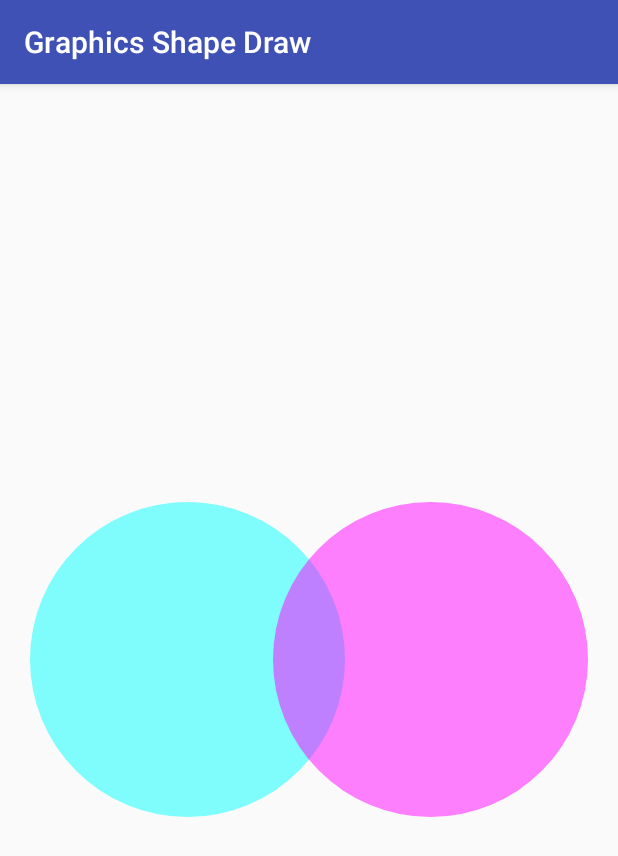
After one commit to YershovAleksandr/Android_023, an Android app: the ShapeDrawActivity screen opened directly, with no data from a screen before it, on a phone screen of 412 x 824 dp. The commit adds this screen. Shown: the top 856 px of the screen. Run offline under Robolectric (Android 15) with nearby library versions, the phone set to English and light mode, and no system bars.

Commit message:
Graphics Shape Draw complete

```diff
--- a/app/src/main/AndroidManifest.xml
+++ b/app/src/main/AndroidManifest.xml
@@ -25,6 +25,7 @@
         <activity android:name=".GraphicsCanvasBubbleSurfaceView" android:label="@string/app_graphicscanvasbubblesv" />
         <activity android:name=".GraphicsFrameAnimationActivity" android:label="@string/app_graphicsframeanimation" />
         <activity android:name=".GraphicsPaintActivity" android:label="@string/app_graphicspaint" />
+        <activity android:name=".ShapeDrawActivity" android:label="@string/app_graphicshapedraw" />
     </application>
 
 </manifest>
--- a/app/src/main/java/nam/com/mylabapplication/MainActivity.java
+++ b/app/src/main/java/nam/com/mylabapplication/MainActivity.java
@@ -91,6 +91,14 @@ public class MainActivity extends AppCompatActivity {
             }
         });
 
+        Button mButton7 = findViewById(R.id.button7);
+        mButton7.setOnClickListener(new View.OnClickListener() {
+            @Override
+            public void onClick(View v) {
+                startActivity(new Intent(getBaseContext(), ShapeDrawActivity.class));
+            }
+        });
+
 
     }
 
--- /dev/null
+++ b/app/src/main/java/nam/com/mylabapplication/ShapeDrawActivity.java
@@ -0,0 +1,67 @@
+package nam.com.mylabapplication;
+
+import android.graphics.Color;
+import android.graphics.drawable.ShapeDrawable;
+import android.graphics.drawable.shapes.OvalShape;
+import android.os.Bundle;
+import android.support.v7.app.AppCompatActivity;
+import android.widget.ImageView;
+import android.widget.RelativeLayout;
+
+public class ShapeDrawActivity extends AppCompatActivity {
+	int alpha = 127;
+
+	@Override
+	public void onCreate(Bundle savedInstanceState) {
+		super.onCreate(savedInstanceState);
+		setContentView(R.layout.graphicsshapedraw);
+
+		int width = (int) getResources().getDimension(R.dimen.image_width);
+		int height = (int) getResources().getDimension(R.dimen.image_height);
+		int padding = (int) getResources().getDimension(R.dimen.padding);
+
+		// Get container View
+		RelativeLayout rl = (RelativeLayout) findViewById(R.id.main_window);
+
+		// Create Cyan Shape
+		ShapeDrawable cyanShape = new ShapeDrawable(new OvalShape());
+		cyanShape.getPaint().setColor(Color.CYAN);
+		cyanShape.setIntrinsicHeight(height);
+		cyanShape.setIntrinsicWidth(width);
+		cyanShape.setAlpha(alpha);
+
+		// Put Cyan Shape into an ImageView
+		ImageView cyanView = new ImageView(getApplicationContext());
+		cyanView.setImageDrawable(cyanShape);
+		cyanView.setPadding(padding, padding, padding, padding);
+
+		// Specify placement of ImageView within RelativeLayout
+		RelativeLayout.LayoutParams cyanViewLayoutParams = new RelativeLayout.LayoutParams(height, width);
+		cyanViewLayoutParams.addRule(RelativeLayout.CENTER_VERTICAL);
+		cyanViewLayoutParams.addRule(RelativeLayout.ALIGN_PARENT_LEFT);
+		cyanView.setLayoutParams(cyanViewLayoutParams);
+		rl.addView(cyanView);
+
+		// Create Magenta Shape
+		ShapeDrawable magentaShape = new ShapeDrawable(new OvalShape());
+		magentaShape.getPaint().setColor(Color.MAGENTA);
+		magentaShape.setIntrinsicHeight(height);
+		magentaShape.setIntrinsicWidth(width);
+		magentaShape.setAlpha(alpha);
+
+		// Put Magenta Shape into an ImageView
+		ImageView magentaView = new ImageView(getApplicationContext());
+		magentaView.setImageDrawable(magentaShape);
+		magentaView.setPadding(padding, padding, padding, padding);
+
+		// Specify placement of ImageView within RelativeLayout
+		RelativeLayout.LayoutParams magentaViewLayoutParams = new RelativeLayout.LayoutParams(height, width);
+		magentaViewLayoutParams.addRule(RelativeLayout.CENTER_VERTICAL);
+		magentaViewLayoutParams.addRule(RelativeLayout.ALIGN_PARENT_RIGHT);
+
+		magentaView.setLayoutParams(magentaViewLayoutParams);
+
+		rl.addView(magentaView);
+
+	}
+}
--- /dev/null
+++ b/app/src/main/res/layout/graphicsshapedraw.xml
@@ -0,0 +1,8 @@
+<?xml version="1.0" encoding="utf-8"?>
+<RelativeLayout xmlns:android="http://schemas.android.com/apk/res/android"
+    android:id="@+id/main_window"
+    android:layout_width="match_parent"
+    android:layout_height="match_parent"
+ >
+
+</RelativeLayout>
--- a/app/src/main/res/values/dimens.xml
+++ b/app/src/main/res/values/dimens.xml
@@ -6,4 +6,5 @@
     <dimen name="image_width">250dp</dimen>
     <dimen name="image_height">250dp</dimen>
     <dimen name="image_height2">200dp</dimen>
+    <dimen name="padding">20dp</dimen>
 </resources>
--- a/app/src/main/res/values/strings.xml
+++ b/app/src/main/res/values/strings.xml
@@ -10,6 +10,7 @@
     <string name="app_graphicscanvasbubblesv">Graphics Canvas Surface View</string>
     <string name="app_graphicsframeanimation">Graphics Frame Animation</string>
     <string name="app_graphicspaint">Graphics Paint Activity</string>
+    <string name="app_graphicshapedraw">Graphics Shape Draw</string>
 
     <string name="btn_txt_1">Graphics Bubble Program</string>
     <string name="btn_txt_2">Graphics Bubble Xml</string>
@@ -18,7 +19,7 @@
     <string name="btn_txt_5">Graphics Frame Animation</string>
 
     <string name="btn_txt_6">Graphics Paint</string>
-    <string name="btn_txt_7">Button text 7</string>
+    <string name="btn_txt_7">Graphics Shape Draw</string>
     <string name="btn_txt_8">Button text 8</string>
     <string name="btn_txt_9">Button text 9</string>
     <string name="btn_txt_10">Button text 10</string>
```
